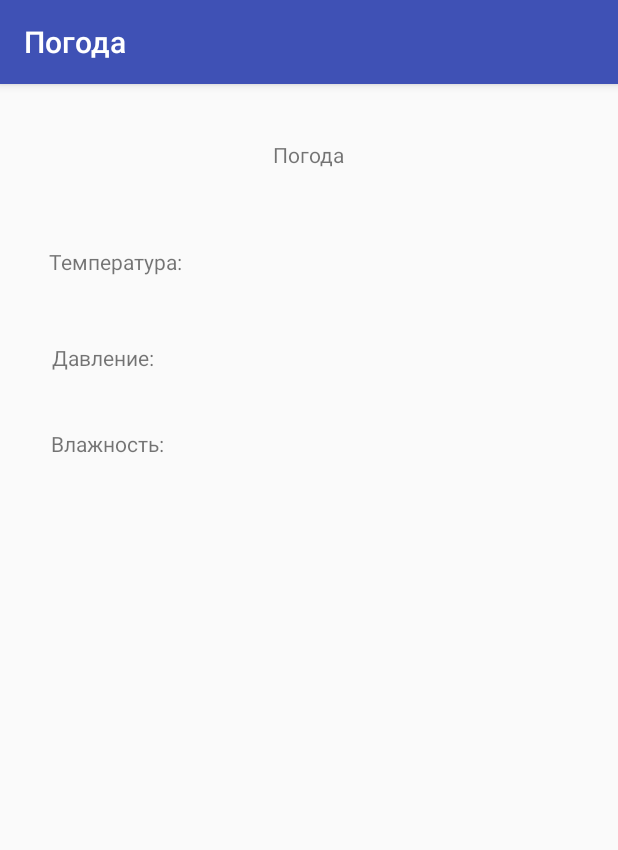
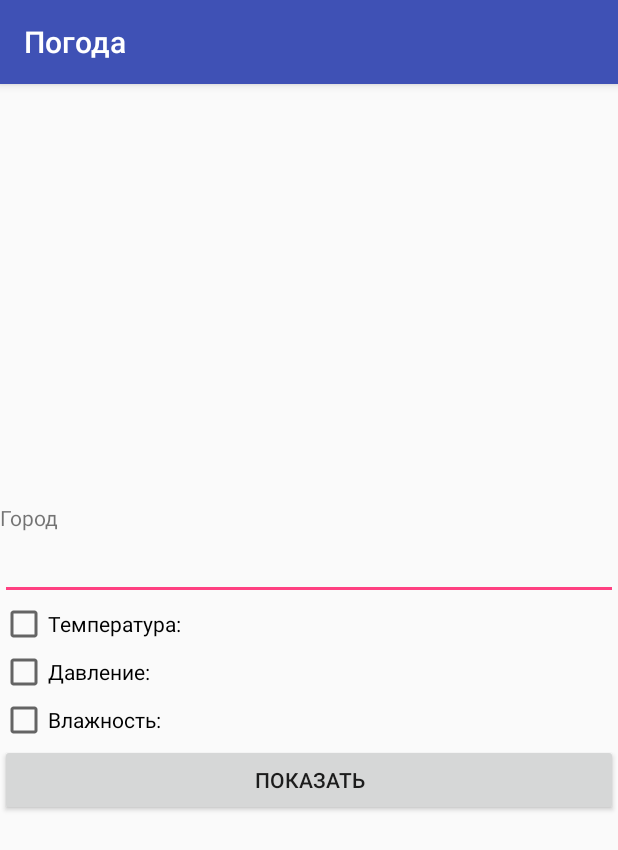
Before and after one commit to dmitry-bystrov/AndroidBase, an Android app: the screen it shows after launch (HelloActivity before the commit, FirstActivity after it), on a phone screen of 412 x 824 dp. Shown: the top 850 px of the screen. Run offline under Robolectric (Android 15) with nearby library versions, the phone set to English and light mode, and no system bars.

Commit message:
home_work_3

```diff
--- a/app/src/main/AndroidManifest.xml
+++ b/app/src/main/AndroidManifest.xml
@@ -9,13 +9,14 @@
         android:roundIcon="@mipmap/ic_launcher_round"
         android:supportsRtl="true"
         android:theme="@style/AppTheme">
-        <activity android:name="com.example.javarunner.androidbase.HelloActivity">
+        <activity android:name=".FirstActivity">
             <intent-filter>
                 <action android:name="android.intent.action.MAIN" />
 
                 <category android:name="android.intent.category.LAUNCHER" />
             </intent-filter>
         </activity>
+        <activity android:name=".SecondActivity"></activity>
     </application>
 
 </manifest>
--- /dev/null
+++ b/app/src/main/java/com/example/javarunner/androidbase/FirstActivity.java
@@ -0,0 +1,13 @@
+package com.example.javarunner.androidbase;
+
+import android.os.Bundle;
+import android.support.v7.app.AppCompatActivity;
+
+public class FirstActivity extends AppCompatActivity {
+
+    @Override
+    protected void onCreate(Bundle savedInstanceState) {
+        super.onCreate(savedInstanceState);
+        setContentView(R.layout.activity_first);
+    }
+}
--- a/app/src/main/java/com/example/javarunner/androidbase/HelloActivity.java
+++ b/app/src/main/java/com/example/javarunner/androidbase/SecondActivity.java
@@ -6,12 +6,12 @@ import android.support.v7.app.AppCompatActivity;
 import android.util.Log;
 import android.widget.Toast;
 
-public class HelloActivity extends AppCompatActivity {
+public class SecondActivity extends AppCompatActivity {
 
     @Override
     protected void onCreate(Bundle savedInstanceState) {
         super.onCreate(savedInstanceState);
-        setContentView(R.layout.activity_hello);
+        setContentView(R.layout.activity_second);
 
         String instanceState;
 
--- /dev/null
+++ b/app/src/main/res/layout/activity_first.xml
@@ -0,0 +1,48 @@
+<?xml version="1.0" encoding="utf-8"?>
+<LinearLayout xmlns:android="http://schemas.android.com/apk/res/android"
+    xmlns:tools="http://schemas.android.com/tools"
+    android:layout_width="match_parent"
+    android:layout_height="match_parent"
+    android:orientation="vertical"
+    android:gravity="center"
+    tools:context=".FirstActivity">
+
+
+    <TextView
+        android:id="@+id/textView"
+        android:layout_width="match_parent"
+        android:layout_height="wrap_content"
+        android:labelFor="@id/editTextCity"
+        android:text="@string/city_text" />
+
+    <EditText
+        android:id="@+id/editTextCity"
+        android:layout_width="match_parent"
+        android:layout_height="wrap_content"
+        android:inputType="textCapWords"
+        android:text="" />
+
+    <CheckBox
+        android:id="@+id/checkBox2"
+        android:layout_width="match_parent"
+        android:layout_height="wrap_content"
+        android:text="@string/temperature_text" />
+
+    <CheckBox
+        android:id="@+id/checkBox3"
+        android:layout_width="match_parent"
+        android:layout_height="wrap_content"
+        android:text="@string/pressure_text" />
+
+    <CheckBox
+        android:id="@+id/checkBox4"
+        android:layout_width="match_parent"
+        android:layout_height="wrap_content"
+        android:text="@string/humidity_text" />
+
+    <Button
+        android:id="@+id/button"
+        android:layout_width="match_parent"
+        android:layout_height="wrap_content"
+        android:text="@string/show_text" />
+</LinearLayout>
--- a/app/src/main/res/layout/activity_hello.xml
+++ b/app/src/main/res/layout/activity_second.xml
@@ -4,7 +4,7 @@
     xmlns:tools="http://schemas.android.com/tools"
     android:layout_width="match_parent"
     android:layout_height="match_parent"
-    tools:context=".HelloActivity">
+    tools:context=".SecondActivity">
 
     <TextView
         android:id="@+id/weather_text"
--- a/app/src/main/res/values/strings.xml
+++ b/app/src/main/res/values/strings.xml
@@ -4,4 +4,6 @@
     <string name="temperature_text">Температура:</string>
     <string name="pressure_text">Давление:</string>
     <string name="humidity_text">Влажность:</string>
+    <string name="city_text">Город</string>
+    <string name="show_text">Показать</string>
 </resources>
```
